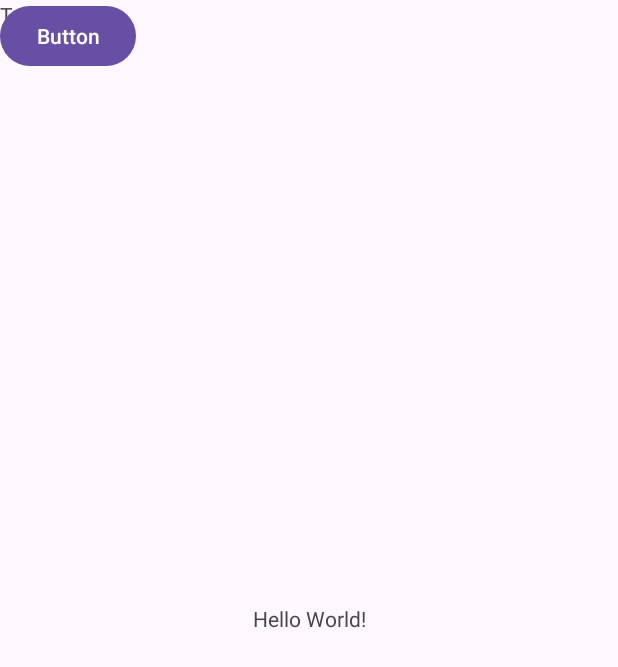
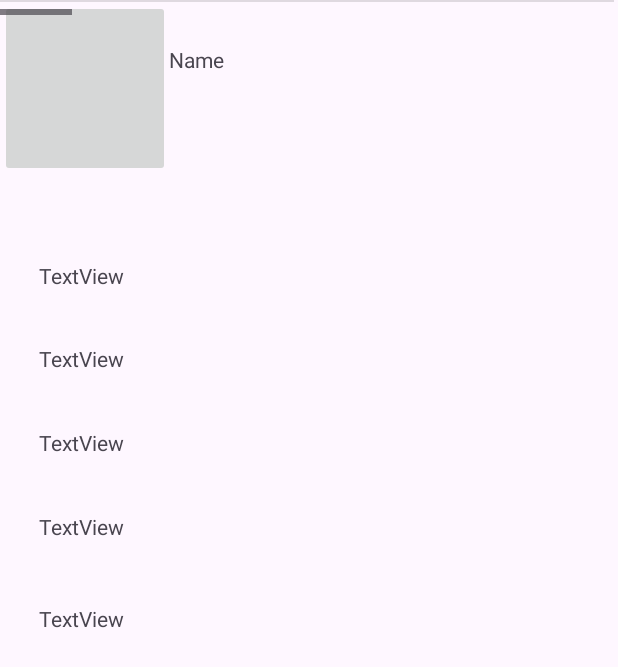
Before and after one commit to JoeyBarrientes/AppProgProject, an Android app: the screen it shows after launch (MainActivity), on a phone screen of 412 x 824 dp. Shown: the top 667 px of the screen. Run offline under Robolectric (Android 15) with nearby library versions, the phone set to English and light mode, and no system bars.

Commit message:
Basic setup of MainActivity

```diff
--- a/app/src/main/res/layout/activity_main.xml
+++ b/app/src/main/res/layout/activity_main.xml
@@ -8,28 +8,158 @@
     tools:context=".MainActivity">
 
     <TextView
+        android:id="@+id/name"
+        android:layout_width="205dp"
+        android:layout_height="51dp"
+        android:text="App Name"
+        app:layout_constraintBottom_toBottomOf="parent"
+        app:layout_constraintEnd_toEndOf="parent"
+        app:layout_constraintHorizontal_bias="0.407"
+        app:layout_constraintStart_toStartOf="parent"
+        app:layout_constraintTop_toTopOf="parent"
+        app:layout_constraintVertical_bias="0.039" />
+
+    <TextView
+        android:id="@+id/textView2"
         android:layout_width="wrap_content"
         android:layout_height="wrap_content"
-        android:text="Hello World!"
+        android:text="TextView"
         app:layout_constraintBottom_toBottomOf="parent"
         app:layout_constraintEnd_toEndOf="parent"
+        app:layout_constraintHorizontal_bias="0.073"
+        app:layout_constraintStart_toStartOf="parent"
+        app:layout_constraintTop_toTopOf="parent"
+        app:layout_constraintVertical_bias="0.216" />
+
+    <TextView
+        android:id="@+id/textView3"
+        android:layout_width="wrap_content"
+        android:layout_height="wrap_content"
+        android:text="TextView"
+        app:layout_constraintBottom_toBottomOf="parent"
+        app:layout_constraintEnd_toEndOf="parent"
+        app:layout_constraintHorizontal_bias="0.073"
+        app:layout_constraintStart_toStartOf="parent"
+        app:layout_constraintTop_toTopOf="parent"
+        app:layout_constraintVertical_bias="0.285" />
+
+    <TextView
+        android:id="@+id/textView4"
+        android:layout_width="wrap_content"
+        android:layout_height="wrap_content"
+        android:text="TextView"
+        app:layout_constraintBottom_toBottomOf="parent"
+        app:layout_constraintEnd_toEndOf="parent"
+        app:layout_constraintHorizontal_bias="0.073"
+        app:layout_constraintStart_toStartOf="parent"
+        app:layout_constraintTop_toTopOf="parent"
+        app:layout_constraintVertical_bias="0.355" />
+
+    <TextView
+        android:id="@+id/textView5"
+        android:layout_width="wrap_content"
+        android:layout_height="wrap_content"
+        android:text="TextView"
+        app:layout_constraintBottom_toBottomOf="parent"
+        app:layout_constraintEnd_toEndOf="parent"
+        app:layout_constraintHorizontal_bias="0.073"
+        app:layout_constraintStart_toStartOf="parent"
+        app:layout_constraintTop_toTopOf="parent"
+        app:layout_constraintVertical_bias="0.424" />
+
+    <TextView
+        android:id="@+id/textView6"
+        android:layout_width="wrap_content"
+        android:layout_height="wrap_content"
+        android:text="TextView"
+        app:layout_constraintBottom_toBottomOf="parent"
+        app:layout_constraintEnd_toEndOf="parent"
+        app:layout_constraintHorizontal_bias="0.073"
         app:layout_constraintStart_toStartOf="parent"
         app:layout_constraintTop_toTopOf="parent" />
 
-    <TextView
-        android:id="@+id/textView"
+    <ImageButton
+        android:id="@+id/imageButton"
+        android:layout_width="113dp"
+        android:layout_height="118dp"
+        tools:layout_editor_absoluteX="273dp"
+        tools:layout_editor_absoluteY="586dp"
+        tools:srcCompat="@tools:sample/avatars" />
+
+    <androidx.constraintlayout.widget.Guideline
+        android:id="@+id/guideline"
         android:layout_width="wrap_content"
         android:layout_height="wrap_content"
-        android:text="TextView"
-        tools:layout_editor_absoluteX="180dp"
-        tools:layout_editor_absoluteY="181dp" />
+        android:orientation="vertical"
+        app:layout_constraintGuide_begin="25dp" />
 
-    <Button
-        android:id="@+id/button2"
+    <androidx.constraintlayout.widget.Guideline
+        android:id="@+id/guideline2"
         android:layout_width="wrap_content"
         android:layout_height="wrap_content"
-        android:text="Button"
-        tools:layout_editor_absoluteX="98dp"
-        tools:layout_editor_absoluteY="46dp" />
+        android:orientation="horizontal"
+        app:layout_constraintGuide_end="28dp" />
+
+    <androidx.constraintlayout.widget.Guideline
+        android:id="@+id/guideline3"
+        android:layout_width="wrap_content"
+        android:layout_height="wrap_content"
+        android:orientation="vertical"
+        app:layout_constraintGuide_end="27dp" />
+
+    <androidx.constraintlayout.widget.Guideline
+        android:id="@+id/guideline4"
+        android:layout_width="wrap_content"
+        android:layout_height="wrap_content"
+        android:orientation="horizontal"
+        app:layout_constraintGuide_begin="20dp" />
+
+    <ProgressBar
+        android:id="@+id/progressBar"
+        style="?android:attr/progressBarStyleHorizontal"
+        android:layout_width="wrap_content"
+        android:layout_height="wrap_content"
+        tools:layout_editor_absoluteX="270dp"
+        tools:layout_editor_absoluteY="209dp" />
+
+    <ProgressBar
+        android:id="@+id/progressBar2"
+        style="?android:attr/progressBarStyleHorizontal"
+        android:layout_width="wrap_content"
+        android:layout_height="wrap_content"
+        tools:layout_editor_absoluteX="276dp"
+        tools:layout_editor_absoluteY="248dp" />
+
+    <ProgressBar
+        android:id="@+id/progressBar3"
+        style="?android:attr/progressBarStyleHorizontal"
+        android:layout_width="wrap_content"
+        android:layout_height="wrap_content"
+        tools:layout_editor_absoluteX="276dp"
+        tools:layout_editor_absoluteY="308dp" />
+
+    <ProgressBar
+        android:id="@+id/progressBar4"
+        style="?android:attr/progressBarStyleHorizontal"
+        android:layout_width="wrap_content"
+        android:layout_height="wrap_content"
+        tools:layout_editor_absoluteX="276dp"
+        tools:layout_editor_absoluteY="356dp" />
+
+    <View
+        android:id="@+id/divider"
+        android:layout_width="409dp"
+        android:layout_height="1dp"
+        android:background="?android:attr/listDivider"
+        tools:layout_editor_absoluteX="1dp"
+        tools:layout_editor_absoluteY="557dp" />
+
+    <ImageView
+        android:id="@+id/imageView"
+        android:layout_width="109dp"
+        android:layout_height="112dp"
+        tools:layout_editor_absoluteX="25dp"
+        tools:layout_editor_absoluteY="592dp"
+        tools:srcCompat="@tools:sample/avatars" />
 
 </androidx.constraintlayout.widget.ConstraintLayout>
```
